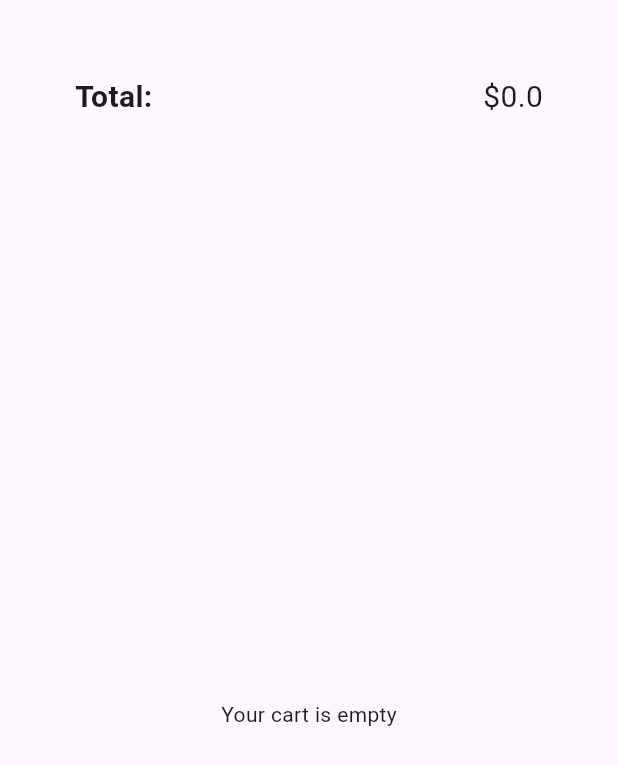
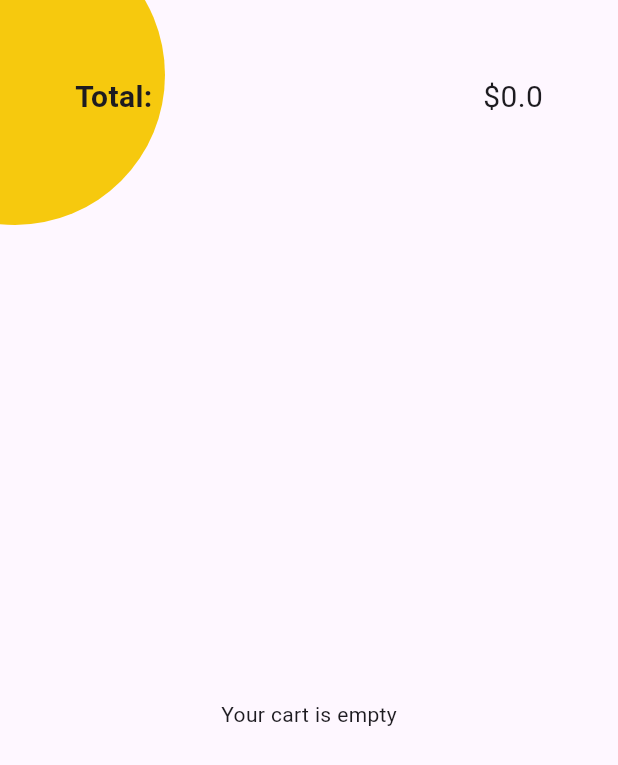
Before and after one commit to viettungvuong/viettung_shopping, a Flutter app: the screen it shows after launch, after a tap on the "shopping cart" icon, on a phone screen of 412 x 824 dp. Shown: the top 765 px of the screen. Run offline on Flutter 3.47's test engine with Material 2 defaults, Android fonts, the phone set to English and light mode, and no system bars; our stand-ins replace flutter_riverpod, riverpod, shared_preferences; network calls fail.

Commit message:
Add yellow circle for background

```diff
--- a/lib/mycart.dart
+++ b/lib/mycart.dart
@@ -5,6 +5,8 @@ import 'package:golden_owl_shopping/providers.dart';
 import 'package:golden_owl_shopping/view/productInCart.dart';
 import 'package:provider/provider.dart';
 import 'dart:core';
+
+import 'colors.dart';
 
 class MyCartPage extends ConsumerStatefulWidget {
   @override
@@ -42,7 +44,21 @@ class _MyCartPageState extends ConsumerState<MyCartPage> {
     double totalPrice = cart.fold(0.0, (previousValue, element) => previousValue + element.calculatePrice());
 
     return Scaffold(
-      body: Column(
+      body: Stack(
+        children: [
+          Positioned(
+            top: -50,
+            left: -90,
+            child: Container(
+              width: 200,
+              height: 200,
+              decoration: BoxDecoration(
+                color: yellow,
+                shape: BoxShape.circle,
+              ),
+            ),
+          ),
+          Column(
             mainAxisAlignment: MainAxisAlignment.start,
             children: [
               Container(
@@ -78,6 +94,8 @@ class _MyCartPageState extends ConsumerState<MyCartPage> {
               ),
             ],
           ),
+        ],
+      )
     );
   }
 }
--- a/lib/ourproducts.dart
+++ b/lib/ourproducts.dart
@@ -2,6 +2,7 @@ import 'package:flutter/material.dart';
 import 'package:golden_owl_shopping/mycart.dart';
 import 'package:golden_owl_shopping/view/product.dart';
 
+import 'colors.dart';
 import 'model/product.dart';
 
 class OurProductPage extends StatefulWidget {
@@ -30,7 +31,22 @@ class _OurProductPageState extends State<OurProductPage> {
   @override
   Widget build(BuildContext context) {
     return Scaffold(
-        body: Column(
+      body: Stack(
+        children: [
+          Positioned(
+            top: -50,
+            left: -90,
+            child: Container(
+              width: 200,
+              height: 200,
+              decoration: BoxDecoration(
+                color: yellow,
+                shape: BoxShape.circle,
+              ),
+            ),
+          ),
+
+        Column(
             mainAxisAlignment: MainAxisAlignment.start,
             crossAxisAlignment: CrossAxisAlignment.start,
             children: [
@@ -65,6 +81,8 @@ class _OurProductPageState extends State<OurProductPage> {
                   },
                 ),
               )
-        ]));
+            ]),
+        ],
+      ));
   }
 }
```
Lines whose indentation alone changed are shown as unchanged.
